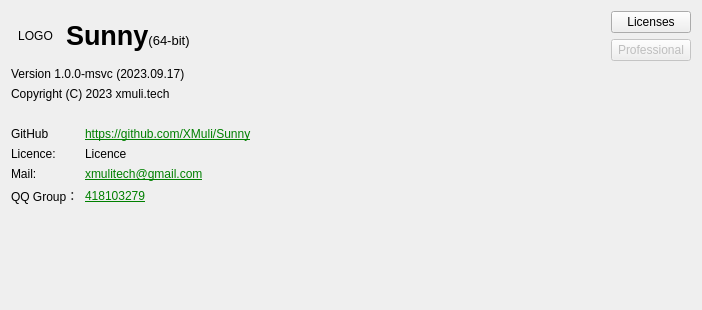
The window that src/ui/composite_widgets/about.ui (XMuli/SunnyCapturer) describes before a commit, drawn with Qt 5.
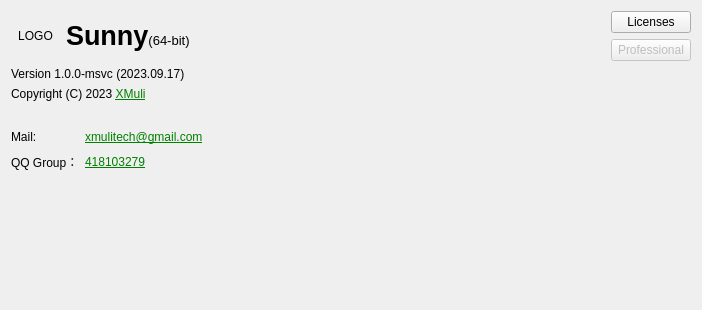
The same window after the commit. Icons and pictures are not drawn.

The edit to the form file:
```diff
--- a/src/ui/composite_widgets/about.ui
+++ b/src/ui/composite_widgets/about.ui
@@ -152,7 +152,7 @@
    <item>
     <widget class="QLabel" name="labCopyright">
      <property name="text">
-      <string>Copyright (C) 2023 xmuli.tech</string>
+      <string>&lt;html&gt;&lt;head/&gt;&lt;body&gt;&lt;p&gt;Copyright (C) 2023 &lt;a href=&quot;https://github.com/XMuli&quot;&gt;&lt;span style=&quot; text-decoration: underline; color:#008000;&quot;&gt;XMuli&lt;/span&gt;&lt;/a&gt;&lt;/p&gt;&lt;/body&gt;&lt;/html&gt;</string>
      </property>
      <property name="textFormat">
       <enum>Qt::AutoText</enum>
@@ -191,26 +191,23 @@
        <number>0</number>
       </property>
       <item row="0" column="0">
-       <widget class="QLabel" name="label_3">
+       <widget class="QLabel" name="label_2">
         <property name="text">
-         <string>GitHub</string>
+         <string>Mail:</string>
         </property>
        </widget>
       </item>
       <item row="0" column="1">
-       <widget class="QLabel" name="labGitHub">
+       <widget class="QLabel" name="labMail">
         <property name="text">
-         <string>&lt;html&gt;&lt;head/&gt;&lt;body&gt;&lt;p&gt;&lt;a href=&quot;https://github.com/XMuli/Sunny&quot;&gt;&lt;span style=&quot; text-decoration: underline; color:#008000;&quot;&gt;https://github.com/XMuli/Sunny&lt;/span&gt;&lt;/a&gt;&lt;/p&gt;&lt;/body&gt;&lt;/html&gt;</string>
-        </property>
-        <property name="textFormat">
-         <enum>Qt::RichText</enum>
+         <string>&lt;html&gt;&lt;head/&gt;&lt;body&gt;&lt;p&gt;&lt;a href=&quot;mailto:xmulitech@gmail.com&quot;&gt;&lt;span style=&quot; text-decoration: underline; color:#008000;&quot;&gt;xmulitech@gmail.com&lt;/span&gt;&lt;/a&gt;&lt;/p&gt;&lt;/body&gt;&lt;/html&gt;</string>
         </property>
         <property name="openExternalLinks">
          <bool>true</bool>
         </property>
        </widget>
       </item>
-      <item row="0" column="2" rowspan="2">
+      <item row="0" column="2">
        <spacer name="horizontalSpacer">
         <property name="orientation">
          <enum>Qt::Horizontal</enum>
@@ -224,47 +221,16 @@
        </spacer>
       </item>
       <item row="1" column="0">
-       <widget class="QLabel" name="label_5">
-        <property name="text">
-         <string>Licence:</string>
-        </property>
-       </widget>
-      </item>
-      <item row="1" column="1">
-       <widget class="QLabel" name="labLicence">
-        <property name="text">
-         <string>Licence</string>
-        </property>
-       </widget>
-      </item>
-      <item row="2" column="0">
-       <widget class="QLabel" name="label_2">
-        <property name="text">
-         <string>Mail:</string>
-        </property>
-       </widget>
-      </item>
-      <item row="2" column="1">
-       <widget class="QLabel" name="labMail">
-        <property name="text">
-         <string>&lt;html&gt;&lt;head/&gt;&lt;body&gt;&lt;p&gt;&lt;a href=&quot;mailto:%1&quot;&gt;&lt;span style=&quot; text-decoration: underline; color:#008000;&quot;&gt;xmulitech@gmail.com&lt;/span&gt;&lt;/a&gt;&lt;/p&gt;&lt;/body&gt;&lt;/html&gt;</string>
-        </property>
-        <property name="openExternalLinks">
-         <bool>true</bool>
-        </property>
-       </widget>
-      </item>
-      <item row="3" column="0">
        <widget class="QLabel" name="label_4">
         <property name="text">
          <string>QQ Group：</string>
         </property>
        </widget>
       </item>
-      <item row="3" column="1">
+      <item row="1" column="1">
        <widget class="QLabel" name="labIMGroup">
         <property name="text">
-         <string>&lt;html&gt;&lt;head/&gt;&lt;body&gt;&lt;p&gt;&lt;span style=&quot; text-decoration: underline; color:#008000;&quot;&gt;418103279&lt;/span&gt;&lt;/p&gt;&lt;/body&gt;&lt;/html&gt;</string>
+         <string>&lt;html&gt;&lt;head/&gt;&lt;body&gt;&lt;p&gt;&lt;a href=&quot;https://qm.qq.com/cgi-bin/qm/qr?k=jsD03QzMohGZm0TqYAFh3BvKOpCGlTcT&amp;amp;jump_from=webapi&amp;amp;authKey=DMUwiCQ6ta95PoH8JmtZ+Jz9y7Ozg3yinEsxmm92rNXZRVeMPD7NRgjU+dmUI8Xu&quot;&gt;&lt;span style=&quot; text-decoration: underline; color:#008000;&quot;&gt;418103279&lt;/span&gt;&lt;/a&gt;&lt;/p&gt;&lt;/body&gt;&lt;/html&gt;</string>
         </property>
         <property name="textFormat">
          <enum>Qt::RichText</enum>
```
